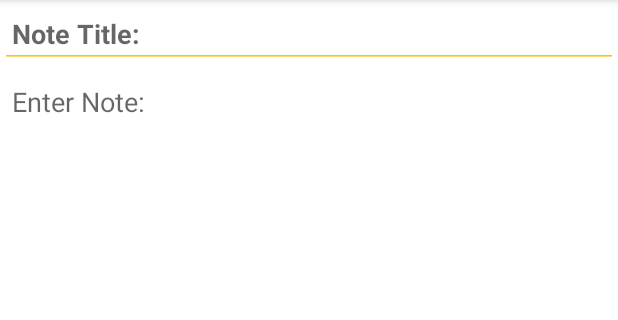
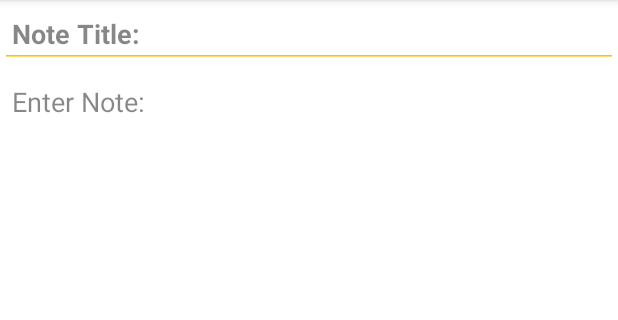
Before and after one commit to RafhaanShah/Simple-Notes, an Android app: the screen it shows after launch (NoteActivity), after a tap on an icon or button, on a phone screen of 412 x 824 dp, the part 84-404 px from its top. Run offline under Robolectric (Android 15) with nearby library versions, the phone set to English and light mode, and no system bars.

Commit message:
Add utility class, darken status bar colour and note hint colours

```diff
--- /dev/null
+++ b/app/src/main/java/com/rafapps/simplenotes/HelperUtils.java
@@ -0,0 +1,23 @@
+package com.rafapps.simplenotes;
+
+import android.graphics.Color;
+
+public class HelperUtils {
+
+    public static int darkenColor(int color, double fraction) {
+        int red = Color.red(color);
+        int green = Color.green(color);
+        int blue = Color.blue(color);
+        red = darken(red, fraction);
+        green = darken(green, fraction);
+        blue = darken(blue, fraction);
+        int alpha = Color.alpha(color);
+
+        return Color.argb(alpha, red, green, blue);
+    }
+
+    private static int darken(int color, double fraction) {
+        return (int) Math.max(color - (color * fraction), 0);
+    }
+
+}
--- a/app/src/main/java/com/rafapps/simplenotes/NoteActivity.java
+++ b/app/src/main/java/com/rafapps/simplenotes/NoteActivity.java
@@ -11,6 +11,7 @@ import android.os.Build;
 import android.os.Bundle;
 import android.preference.PreferenceManager;
 import android.support.v4.content.ContextCompat;
+import android.support.v4.graphics.ColorUtils;
 import android.support.v7.app.AlertDialog;
 import android.support.v7.app.AppCompatActivity;
 import android.support.v7.widget.Toolbar;
@@ -113,11 +114,10 @@ public class NoteActivity extends AppCompatActivity {
 
     private void applyColours() {
         preferences = PreferenceManager.getDefaultSharedPreferences(this);
-
         if (Build.VERSION.SDK_INT >= Build.VERSION_CODES.LOLLIPOP) {
             Window window = getWindow();
             window.addFlags(WindowManager.LayoutParams.FLAG_DRAWS_SYSTEM_BAR_BACKGROUNDS);
-            window.setStatusBarColor(preferences.getInt("colourPrimary", 0));
+            window.setStatusBarColor(HelperUtils.darkenColor(preferences.getInt("colourPrimary", 0), 0.2));
             ActivityManager.TaskDescription tDesc = new ActivityManager.TaskDescription("Simple Notes",
                     BitmapFactory.decodeResource(getResources(), R.mipmap.ic_launcher), preferences.getInt("colourPrimary", 0));
             setTaskDescription(tDesc);
@@ -132,6 +132,8 @@ public class NoteActivity extends AppCompatActivity {
         titleText.setTextColor(preferences.getInt("colourFont", 0));
         noteText.setTextColor(preferences.getInt("colourFont", 0));
 
+        titleText.setHintTextColor(ColorUtils.setAlphaComponent(preferences.getInt("colourFont", 0), 120));
+        noteText.setHintTextColor(ColorUtils.setAlphaComponent(preferences.getInt("colourFont", 0), 120));
     }
 
     @Override
--- a/app/src/main/java/com/rafapps/simplenotes/NotesListActivity.java
+++ b/app/src/main/java/com/rafapps/simplenotes/NotesListActivity.java
@@ -84,7 +84,7 @@ public class NotesListActivity extends AppCompatActivity implements SearchView.O
         if (Build.VERSION.SDK_INT >= Build.VERSION_CODES.LOLLIPOP) {
             Window window = getWindow();
             window.addFlags(WindowManager.LayoutParams.FLAG_DRAWS_SYSTEM_BAR_BACKGROUNDS);
-            window.setStatusBarColor(preferences.getInt("colourPrimary", 0));
+            window.setStatusBarColor(HelperUtils.darkenColor(preferences.getInt("colourPrimary", 0), 0.2));
             ActivityManager.TaskDescription tDesc = new ActivityManager.TaskDescription("Simple Notes",
                     BitmapFactory.decodeResource(getResources(), R.mipmap.ic_launcher), preferences.getInt("colourPrimary", 0));
             setTaskDescription(tDesc);
--- a/app/src/main/java/com/rafapps/simplenotes/SettingsActivity.java
+++ b/app/src/main/java/com/rafapps/simplenotes/SettingsActivity.java
@@ -82,7 +82,7 @@ public class SettingsActivity extends AppCompatActivity implements colorDialog.C
         if (Build.VERSION.SDK_INT >= Build.VERSION_CODES.LOLLIPOP) {
             Window window = getWindow();
             window.addFlags(WindowManager.LayoutParams.FLAG_DRAWS_SYSTEM_BAR_BACKGROUNDS);
-            window.setStatusBarColor(preferences.getInt("colourPrimary", 0));
+            window.setStatusBarColor(HelperUtils.darkenColor(preferences.getInt("colourPrimary", 0), 0.2));
             ActivityManager.TaskDescription tDesc = new ActivityManager.TaskDescription("Simple Notes",
                     BitmapFactory.decodeResource(getResources(), R.mipmap.ic_launcher), preferences.getInt("colourPrimary", 0));
             setTaskDescription(tDesc);
```
